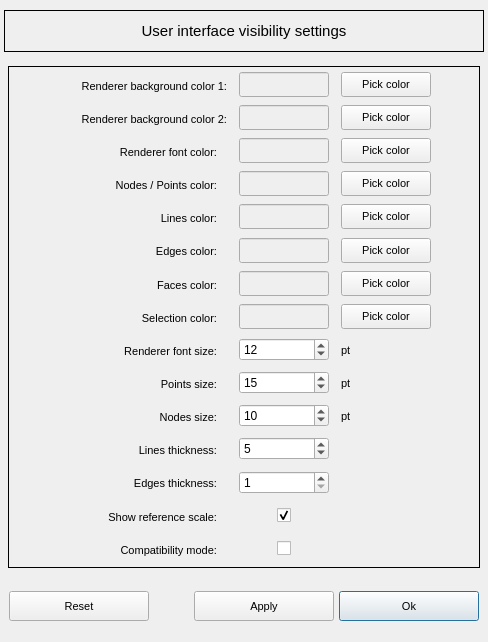
The window that vibra/interface/data/ui_files/project/render/renderer_user_preferences.ui (MOPT-UFSC/VIBRA) describes before a commit, drawn with Qt 5.
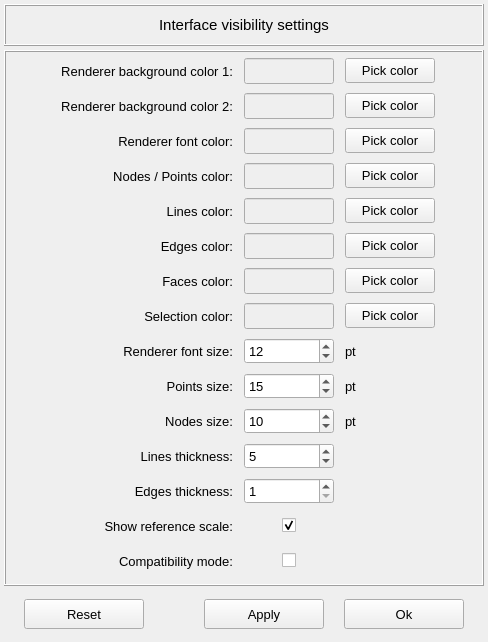
The same window after the commit.

Commit message: Adjustments in the interface visibility settings window

```diff
--- a/vibra/interface/data/ui_files/project/render/renderer_user_preferences.ui
+++ b/vibra/interface/data/ui_files/project/render/renderer_user_preferences.ui
@@ -29,254 +29,7 @@
    <property name="spacing">
     <number>4</number>
    </property>
-   <item row="0" column="0">
-    <widget class="QFrame" name="frame_title">
-     <property name="minimumSize">
-      <size>
-       <width>0</width>
-       <height>42</height>
-      </size>
-     </property>
-     <property name="maximumSize">
-      <size>
-       <width>600</width>
-       <height>42</height>
-      </size>
-     </property>
-     <property name="frameShape">
-      <enum>QFrame::NoFrame</enum>
-     </property>
-     <property name="lineWidth">
-      <number>1</number>
-     </property>
-     <layout class="QGridLayout" name="gridLayout_10">
-      <property name="leftMargin">
-       <number>0</number>
-      </property>
-      <property name="topMargin">
-       <number>0</number>
-      </property>
-      <property name="rightMargin">
-       <number>0</number>
-      </property>
-      <property name="bottomMargin">
-       <number>0</number>
-      </property>
-      <property name="spacing">
-       <number>0</number>
-      </property>
-      <item row="0" column="0">
-       <widget class="QLabel" name="label_title">
-        <property name="minimumSize">
-         <size>
-          <width>0</width>
-          <height>28</height>
-         </size>
-        </property>
-        <property name="maximumSize">
-         <size>
-          <width>16777215</width>
-          <height>16777215</height>
-         </size>
-        </property>
-        <property name="font">
-         <font>
-          <pointsize>11</pointsize>
-         </font>
-        </property>
-        <property name="frameShape">
-         <enum>QFrame::Box</enum>
-        </property>
-        <property name="text">
-         <string>User interface visibility settings</string>
-        </property>
-        <property name="textFormat">
-         <enum>Qt::PlainText</enum>
-        </property>
-        <property name="alignment">
-         <set>Qt::AlignCenter</set>
-        </property>
-       </widget>
-      </item>
-     </layout>
-    </widget>
-   </item>
-   <item row="5" column="0">
-    <widget class="QFrame" name="frame_buttons">
-     <property name="minimumSize">
-      <size>
-       <width>0</width>
-       <height>48</height>
-      </size>
-     </property>
-     <property name="maximumSize">
-      <size>
-       <width>16777215</width>
-       <height>48</height>
-      </size>
-     </property>
-     <property name="frameShape">
-      <enum>QFrame::NoFrame</enum>
-     </property>
-     <layout class="QGridLayout" name="gridLayout">
-      <property name="leftMargin">
-       <number>4</number>
-      </property>
-      <property name="topMargin">
-       <number>4</number>
-      </property>
-      <property name="rightMargin">
-       <number>4</number>
-      </property>
-      <property name="bottomMargin">
-       <number>4</number>
-      </property>
-      <property name="spacing">
-       <number>4</number>
-      </property>
-      <item row="0" column="2">
-       <widget class="QPushButton" name="pushButton_apply_settings">
-        <property name="sizePolicy">
-         <sizepolicy hsizetype="Preferred" vsizetype="Preferred">
-          <horstretch>0</horstretch>
-          <verstretch>0</verstretch>
-         </sizepolicy>
-        </property>
-        <property name="minimumSize">
-         <size>
-          <width>140</width>
-          <height>30</height>
-         </size>
-        </property>
-        <property name="maximumSize">
-         <size>
-          <width>140</width>
-          <height>30</height>
-         </size>
-        </property>
-        <property name="font">
-         <font>
-          <pointsize>8</pointsize>
-         </font>
-        </property>
-        <property name="text">
-         <string>Apply</string>
-        </property>
-       </widget>
-      </item>
-      <item row="0" column="3">
-       <widget class="QPushButton" name="pushButton_update_settings">
-        <property name="minimumSize">
-         <size>
-          <width>140</width>
-          <height>30</height>
-         </size>
-        </property>
-        <property name="maximumSize">
-         <size>
-          <width>140</width>
-          <height>30</height>
-         </size>
-        </property>
-        <property name="font">
-         <font>
-          <pointsize>8</pointsize>
-         </font>
-        </property>
-        <property name="styleSheet">
-         <string notr="true"/>
-        </property>
-        <property name="text">
-         <string>Ok</string>
-        </property>
-        <property name="autoDefault">
-         <bool>false</bool>
-        </property>
-        <property name="default">
-         <bool>true</bool>
-        </property>
-       </widget>
-      </item>
-      <item row="0" column="0">
-       <widget class="QPushButton" name="pushButton_reset_to_default">
-        <property name="minimumSize">
-         <size>
-          <width>140</width>
-          <height>30</height>
-         </size>
-        </property>
-        <property name="maximumSize">
-         <size>
-          <width>140</width>
-          <height>30</height>
-         </size>
-        </property>
-        <property name="font">
-         <font>
-          <pointsize>8</pointsize>
-         </font>
-        </property>
-        <property name="styleSheet">
-         <string notr="true"/>
-        </property>
-        <property name="text">
-         <string>Reset</string>
-        </property>
-        <property name="autoDefault">
-         <bool>false</bool>
-        </property>
-       </widget>
-      </item>
-      <item row="0" column="1">
-       <spacer name="horizontalSpacer_4">
-        <property name="orientation">
-         <enum>Qt::Vertical</enum>
-        </property>
-        <property name="sizeHint" stdset="0">
-         <size>
-          <width>40</width>
-          <height>20</height>
-         </size>
-        </property>
-       </spacer>
-      </item>
-     </layout>
-    </widget>
-   </item>
    <item row="1" column="0">
-    <widget class="QFrame" name="frame">
-     <property name="minimumSize">
-      <size>
-       <width>0</width>
-       <height>0</height>
-      </size>
-     </property>
-     <property name="maximumSize">
-      <size>
-       <width>600</width>
-       <height>510</height>
-      </size>
-     </property>
-     <property name="frameShape">
-      <enum>QFrame::NoFrame</enum>
-     </property>
-     <layout class="QGridLayout" name="gridLayout_3">
-      <property name="leftMargin">
-       <number>4</number>
-      </property>
-      <property name="topMargin">
-       <number>4</number>
-      </property>
-      <property name="rightMargin">
-       <number>4</number>
-      </property>
-      <property name="bottomMargin">
-       <number>4</number>
-      </property>
-      <property name="spacing">
-       <number>4</number>
-      </property>
-      <item row="0" column="0">
        <widget class="QFrame" name="frame_background_color_2">
         <property name="minimumSize">
          <size>
@@ -293,6 +46,9 @@
         <property name="frameShape">
          <enum>QFrame::Box</enum>
         </property>
+     <property name="frameShadow">
+      <enum>QFrame::Raised</enum>
+     </property>
         <layout class="QGridLayout" name="gridLayout_20">
          <property name="leftMargin">
           <number>4</number>
@@ -320,13 +76,13 @@
            <property name="minimumSize">
             <size>
              <width>90</width>
-             <height>25</height>
+          <height>26</height>
             </size>
            </property>
            <property name="maximumSize">
             <size>
              <width>90</width>
-             <height>25</height>
+          <height>26</height>
             </size>
            </property>
            <property name="font">
@@ -351,9 +107,14 @@
            <property name="minimumSize">
             <size>
              <width>90</width>
-             <height>22</height>
-            </size>
-           </property>
+          <height>26</height>
+         </size>
+        </property>
+        <property name="font">
+         <font>
+          <pointsize>10</pointsize>
+         </font>
+        </property>
            <property name="minimum">
             <number>1</number>
            </property>
@@ -366,19 +127,19 @@
           <widget class="QLabel" name="label_12">
            <property name="minimumSize">
             <size>
-             <width>160</width>
+          <width>180</width>
              <height>30</height>
             </size>
            </property>
            <property name="maximumSize">
             <size>
-             <width>160</width>
+          <width>180</width>
              <height>32</height>
             </size>
            </property>
            <property name="font">
             <font>
-             <pointsize>8</pointsize>
+          <pointsize>10</pointsize>
             </font>
            </property>
            <property name="frameShape">
@@ -396,19 +157,19 @@
           <widget class="QLabel" name="label_8">
            <property name="minimumSize">
             <size>
-             <width>160</width>
+          <width>180</width>
              <height>30</height>
             </size>
            </property>
            <property name="maximumSize">
             <size>
-             <width>160</width>
+          <width>180</width>
              <height>32</height>
             </size>
            </property>
            <property name="font">
             <font>
-             <pointsize>8</pointsize>
+          <pointsize>10</pointsize>
             </font>
            </property>
            <property name="frameShape">
@@ -426,19 +187,19 @@
           <widget class="QLabel" name="label_10">
            <property name="minimumSize">
             <size>
-             <width>170</width>
+          <width>180</width>
              <height>30</height>
             </size>
            </property>
            <property name="maximumSize">
             <size>
-             <width>170</width>
+          <width>180</width>
              <height>32</height>
             </size>
            </property>
            <property name="font">
             <font>
-             <pointsize>8</pointsize>
+          <pointsize>10</pointsize>
             </font>
            </property>
            <property name="frameShape">
@@ -460,13 +221,13 @@
            <property name="minimumSize">
             <size>
              <width>90</width>
-             <height>25</height>
+          <height>26</height>
             </size>
            </property>
            <property name="maximumSize">
             <size>
              <width>90</width>
-             <height>25</height>
+          <height>26</height>
             </size>
            </property>
            <property name="font">
@@ -502,12 +263,15 @@
            </property>
            <property name="font">
             <font>
-             <pointsize>8</pointsize>
+          <pointsize>10</pointsize>
             </font>
            </property>
            <property name="text">
             <string>Pick color</string>
            </property>
+        <property name="autoDefault">
+         <bool>false</bool>
+        </property>
           </widget>
          </item>
          <item row="9" column="3">
@@ -527,7 +291,7 @@
            <property name="font">
             <font>
              <family>Arial</family>
-             <pointsize>8</pointsize>
+          <pointsize>10</pointsize>
             </font>
            </property>
            <property name="styleSheet">
@@ -536,25 +300,28 @@
            <property name="text">
             <string>Pick color</string>
            </property>
+        <property name="autoDefault">
+         <bool>false</bool>
+        </property>
           </widget>
          </item>
          <item row="5" column="1">
           <widget class="QLabel" name="label_6">
            <property name="minimumSize">
             <size>
-             <width>160</width>
+          <width>180</width>
              <height>30</height>
             </size>
            </property>
            <property name="maximumSize">
             <size>
-             <width>160</width>
+          <width>180</width>
              <height>32</height>
             </size>
            </property>
            <property name="font">
             <font>
-             <pointsize>8</pointsize>
+          <pointsize>10</pointsize>
             </font>
            </property>
            <property name="frameShape">
@@ -576,13 +343,13 @@
            <property name="minimumSize">
             <size>
              <width>90</width>
-             <height>25</height>
+          <height>26</height>
             </size>
            </property>
            <property name="maximumSize">
             <size>
              <width>90</width>
-             <height>25</height>
+          <height>26</height>
             </size>
            </property>
            <property name="font">
@@ -603,19 +370,19 @@
           <widget class="QLabel" name="label">
            <property name="minimumSize">
             <size>
-             <width>170</width>
+          <width>180</width>
              <height>30</height>
             </size>
            </property>
            <property name="maximumSize">
             <size>
-             <width>170</width>
+          <width>180</width>
              <height>32</height>
             </size>
            </property>
            <property name="font">
             <font>
-             <pointsize>8</pointsize>
+          <pointsize>10</pointsize>
             </font>
            </property>
            <property name="text">
@@ -637,13 +404,13 @@
            <property name="minimumSize">
             <size>
              <width>90</width>
-             <height>25</height>
+          <height>26</height>
             </size>
            </property>
            <property name="maximumSize">
             <size>
              <width>90</width>
-             <height>25</height>
+          <height>26</height>
             </size>
            </property>
            <property name="font">
@@ -671,13 +438,13 @@
            <property name="minimumSize">
             <size>
              <width>90</width>
-             <height>25</height>
+          <height>26</height>
             </size>
            </property>
            <property name="maximumSize">
             <size>
              <width>90</width>
-             <height>25</height>
+          <height>26</height>
             </size>
            </property>
            <property name="font">
@@ -696,13 +463,13 @@
            <property name="minimumSize">
             <size>
              <width>90</width>
-             <height>25</height>
+          <height>26</height>
             </size>
            </property>
            <property name="maximumSize">
             <size>
              <width>90</width>
-             <height>25</height>
+          <height>26</height>
             </size>
            </property>
            <property name="font">
@@ -726,19 +493,19 @@
           <widget class="QLabel" name="label_7">
            <property name="minimumSize">
             <size>
-             <width>160</width>
+          <width>180</width>
              <height>30</height>
             </size>
            </property>
            <property name="maximumSize">
             <size>
-             <width>160</width>
+          <width>180</width>
              <height>32</height>
             </size>
            </property>
            <property name="font">
             <font>
-             <pointsize>8</pointsize>
+          <pointsize>10</pointsize>
             </font>
            </property>
            <property name="frameShape">
@@ -756,19 +523,19 @@
           <widget class="QLabel" name="label_17">
            <property name="minimumSize">
             <size>
-             <width>160</width>
+          <width>180</width>
              <height>30</height>
             </size>
            </property>
            <property name="maximumSize">
             <size>
-             <width>160</width>
+          <width>180</width>
              <height>32</height>
             </size>
            </property>
            <property name="font">
             <font>
-             <pointsize>8</pointsize>
+          <pointsize>10</pointsize>
             </font>
            </property>
            <property name="frameShape">
@@ -786,19 +553,19 @@
           <widget class="QLabel" name="label_20">
            <property name="minimumSize">
             <size>
-             <width>160</width>
+          <width>180</width>
              <height>30</height>
             </size>
            </property>
            <property name="maximumSize">
             <size>
-             <width>160</width>
+          <width>180</width>
              <height>32</height>
             </size>
            </property>
            <property name="font">
             <font>
-             <pointsize>8</pointsize>
+          <pointsize>10</pointsize>
             </font>
            </property>
            <property name="frameShape">
@@ -828,7 +595,7 @@
            </property>
            <property name="font">
             <font>
-             <pointsize>8</pointsize>
+          <pointsize>10</pointsize>
             </font>
            </property>
            <property name="styleSheet">
@@ -837,6 +604,9 @@
            <property name="text">
             <string>Pick color</string>
            </property>
+        <property name="autoDefault">
+         <bool>false</bool>
+        </property>
           </widget>
          </item>
          <item row="4" column="3">
@@ -855,7 +625,7 @@
            </property>
            <property name="font">
             <font>
-             <pointsize>8</pointsize>
+          <pointsize>10</pointsize>
             </font>
            </property>
            <property name="styleSheet">
@@ -864,6 +634,9 @@
            <property name="text">
             <string>Pick color</string>
            </property>
+        <property name="autoDefault">
+         <bool>false</bool>
+        </property>
           </widget>
          </item>
          <item row="1" column="3">
@@ -882,7 +655,7 @@
            </property>
            <property name="font">
             <font>
-             <pointsize>8</pointsize>
+          <pointsize>10</pointsize>
             </font>
            </property>
            <property name="styleSheet">
@@ -891,6 +664,9 @@
            <property name="text">
             <string>Pick color</string>
            </property>
+        <property name="autoDefault">
+         <bool>false</bool>
+        </property>
           </widget>
          </item>
          <item row="8" column="3">
@@ -910,7 +686,7 @@
            <property name="font">
             <font>
              <family>Arial</family>
-             <pointsize>8</pointsize>
+          <pointsize>10</pointsize>
             </font>
            </property>
            <property name="styleSheet">
@@ -919,25 +695,28 @@
            <property name="text">
             <string>Pick color</string>
            </property>
+        <property name="autoDefault">
+         <bool>false</bool>
+        </property>
           </widget>
          </item>
          <item row="13" column="1">
           <widget class="QLabel" name="label_19">
            <property name="minimumSize">
             <size>
-             <width>160</width>
+          <width>180</width>
              <height>30</height>
             </size>
            </property>
            <property name="maximumSize">
             <size>
-             <width>160</width>
+          <width>180</width>
              <height>32</height>
             </size>
            </property>
            <property name="font">
             <font>
-             <pointsize>8</pointsize>
+          <pointsize>10</pointsize>
             </font>
            </property>
            <property name="frameShape">
@@ -956,9 +735,14 @@
            <property name="minimumSize">
             <size>
              <width>90</width>
-             <height>22</height>
-            </size>
-           </property>
+          <height>26</height>
+         </size>
+        </property>
+        <property name="font">
+         <font>
+          <pointsize>10</pointsize>
+         </font>
+        </property>
            <property name="minimum">
             <number>1</number>
            </property>
@@ -971,19 +755,19 @@
           <widget class="QLabel" name="label_21">
            <property name="minimumSize">
             <size>
-             <width>160</width>
+          <width>180</width>
              <height>30</height>
             </size>
            </property>
            <property name="maximumSize">
             <size>
-             <width>160</width>
+          <width>180</width>
              <height>30</height>
             </size>
            </property>
            <property name="font">
             <font>
-             <pointsize>8</pointsize>
+          <pointsize>10</pointsize>
             </font>
            </property>
            <property name="frameShape">
@@ -1013,7 +797,7 @@
            </property>
            <property name="font">
             <font>
-             <pointsize>8</pointsize>
+          <pointsize>10</pointsize>
             </font>
            </property>
            <property name="styleSheet">
@@ -1022,13 +806,16 @@
            <property name="text">
             <string>Pick color</string>
            </property>
+        <property name="autoDefault">
+         <bool>false</bool>
+        </property>
           </widget>
          </item>
          <item row="10" column="3">
           <widget class="QLabel" name="label_3">
            <property name="font">
             <font>
-             <pointsize>8</pointsize>
+          <pointsize>10</pointsize>
             </font>
            </property>
            <property name="text">
@@ -1044,13 +831,13 @@
            <property name="minimumSize">
             <size>
              <width>90</width>
-             <height>25</height>
+          <height>26</height>
             </size>
            </property>
            <property name="maximumSize">
             <size>
              <width>90</width>
-             <height>25</height>
+          <height>26</height>
             </size>
            </property>
            <property name="font">
@@ -1088,9 +875,14 @@
            <property name="minimumSize">
             <size>
              <width>90</width>
-             <height>22</height>
-            </size>
-           </property>
+          <height>26</height>
+         </size>
+        </property>
+        <property name="font">
+         <font>
+          <pointsize>10</pointsize>
+         </font>
+        </property>
            <property name="minimum">
             <number>1</number>
            </property>
@@ -1103,19 +895,19 @@
           <widget class="QLabel" name="label_2">
            <property name="minimumSize">
             <size>
-             <width>160</width>
+          <width>180</width>
              <height>30</height>
             </size>
            </property>
            <property name="maximumSize">
             <size>
-             <width>160</width>
+          <width>180</width>
              <height>32</height>
             </size>
            </property>
            <property name="font">
             <font>
-             <pointsize>8</pointsize>
+          <pointsize>10</pointsize>
             </font>
            </property>
            <property name="layoutDirection">
@@ -1134,9 +926,14 @@
            <property name="minimumSize">
             <size>
              <width>90</width>
-             <height>22</height>
-            </size>
-           </property>
+          <height>26</height>
+         </size>
+        </property>
+        <property name="font">
+         <font>
+          <pointsize>10</pointsize>
+         </font>
+        </property>
            <property name="minimum">
             <number>1</number>
            </property>
@@ -1177,7 +974,7 @@
            </property>
            <property name="font">
             <font>
-             <pointsize>8</pointsize>
+          <pointsize>10</pointsize>
             </font>
            </property>
            <property name="styleSheet">
@@ -1186,6 +983,9 @@
            <property name="text">
             <string>Pick color</string>
            </property>
+        <property name="autoDefault">
+         <bool>false</bool>
+        </property>
           </widget>
          </item>
          <item row="14" column="2">
@@ -1193,9 +993,14 @@
            <property name="minimumSize">
             <size>
              <width>90</width>
-             <height>22</height>
-            </size>
-           </property>
+          <height>26</height>
+         </size>
+        </property>
+        <property name="font">
+         <font>
+          <pointsize>10</pointsize>
+         </font>
+        </property>
            <property name="minimum">
             <number>1</number>
            </property>
@@ -1212,13 +1017,13 @@
            <property name="minimumSize">
             <size>
              <width>90</width>
-             <height>25</height>
+          <height>26</height>
             </size>
            </property>
            <property name="maximumSize">
             <size>
              <width>90</width>
-             <height>25</height>
+          <height>26</height>
             </size>
            </property>
            <property name="font">
@@ -1242,7 +1047,7 @@
           <widget class="QLabel" name="label_5">
            <property name="font">
             <font>
-             <pointsize>8</pointsize>
+          <pointsize>10</pointsize>
             </font>
            </property>
            <property name="text">
@@ -1254,19 +1059,19 @@
           <widget class="QLabel" name="label_9">
            <property name="minimumSize">
             <size>
-             <width>160</width>
+          <width>180</width>
              <height>30</height>
             </size>
            </property>
            <property name="maximumSize">
             <size>
-             <width>160</width>
+          <width>180</width>
              <height>32</height>
             </size>
            </property>
            <property name="font">
             <font>
-             <pointsize>8</pointsize>
+          <pointsize>10</pointsize>
             </font>
            </property>
            <property name="frameShape">
@@ -1284,7 +1089,7 @@
           <widget class="QLabel" name="label_22">
            <property name="font">
             <font>
-             <pointsize>8</pointsize>
+          <pointsize>10</pointsize>
             </font>
            </property>
            <property name="text">
@@ -1309,19 +1114,19 @@
           <widget class="QLabel" name="label_18">
            <property name="minimumSize">
             <size>
-             <width>160</width>
+          <width>180</width>
              <height>30</height>
             </size>
            </property>
            <property name="maximumSize">
             <size>
-             <width>160</width>
+          <width>180</width>
              <height>32</height>
             </size>
            </property>
            <property name="font">
             <font>
-             <pointsize>8</pointsize>
+          <pointsize>10</pointsize>
             </font>
            </property>
            <property name="frameShape">
@@ -1368,19 +1173,19 @@
           <widget class="QLabel" name="label_11">
            <property name="minimumSize">
             <size>
-             <width>160</width>
+          <width>180</width>
              <height>30</height>
             </size>
            </property>
            <property name="maximumSize">
             <size>
-             <width>160</width>
+          <width>180</width>
              <height>32</height>
             </size>
            </property>
            <property name="font">
             <font>
-             <pointsize>8</pointsize>
+          <pointsize>10</pointsize>
             </font>
            </property>
            <property name="frameShape">
@@ -1398,19 +1203,19 @@
           <widget class="QLabel" name="label_23">
            <property name="minimumSize">
             <size>
-             <width>160</width>
+          <width>180</width>
              <height>30</height>
             </size>
            </property>
            <property name="maximumSize">
             <size>
-             <width>160</width>
+          <width>180</width>
              <height>32</height>
             </size>
            </property>
            <property name="font">
             <font>
-             <pointsize>8</pointsize>
+          <pointsize>10</pointsize>
             </font>
            </property>
            <property name="toolTip">
@@ -1429,6 +1234,223 @@
          </item>
         </layout>
        </widget>
+   </item>
+   <item row="0" column="0">
+    <widget class="QFrame" name="frame_title">
+     <property name="minimumSize">
+      <size>
+       <width>0</width>
+       <height>42</height>
+      </size>
+     </property>
+     <property name="maximumSize">
+      <size>
+       <width>600</width>
+       <height>42</height>
+      </size>
+     </property>
+     <property name="frameShape">
+      <enum>QFrame::NoFrame</enum>
+     </property>
+     <property name="lineWidth">
+      <number>1</number>
+     </property>
+     <layout class="QGridLayout" name="gridLayout_10">
+      <property name="leftMargin">
+       <number>0</number>
+      </property>
+      <property name="topMargin">
+       <number>0</number>
+      </property>
+      <property name="rightMargin">
+       <number>0</number>
+      </property>
+      <property name="bottomMargin">
+       <number>0</number>
+      </property>
+      <property name="spacing">
+       <number>0</number>
+      </property>
+      <item row="0" column="0">
+       <widget class="QLabel" name="label_title">
+        <property name="minimumSize">
+         <size>
+          <width>0</width>
+          <height>28</height>
+         </size>
+        </property>
+        <property name="maximumSize">
+         <size>
+          <width>16777215</width>
+          <height>16777215</height>
+         </size>
+        </property>
+        <property name="font">
+         <font>
+          <pointsize>11</pointsize>
+         </font>
+        </property>
+        <property name="frameShape">
+         <enum>QFrame::Box</enum>
+        </property>
+        <property name="frameShadow">
+         <enum>QFrame::Raised</enum>
+        </property>
+        <property name="text">
+         <string>Interface visibility settings</string>
+        </property>
+        <property name="textFormat">
+         <enum>Qt::PlainText</enum>
+        </property>
+        <property name="alignment">
+         <set>Qt::AlignCenter</set>
+        </property>
+       </widget>
+      </item>
+     </layout>
+    </widget>
+   </item>
+   <item row="5" column="0">
+    <widget class="QFrame" name="frame_buttons">
+     <property name="minimumSize">
+      <size>
+       <width>0</width>
+       <height>48</height>
+      </size>
+     </property>
+     <property name="maximumSize">
+      <size>
+       <width>16777215</width>
+       <height>48</height>
+      </size>
+     </property>
+     <property name="frameShape">
+      <enum>QFrame::NoFrame</enum>
+     </property>
+     <layout class="QGridLayout" name="gridLayout">
+      <property name="leftMargin">
+       <number>4</number>
+      </property>
+      <property name="topMargin">
+       <number>4</number>
+      </property>
+      <property name="rightMargin">
+       <number>4</number>
+      </property>
+      <property name="bottomMargin">
+       <number>4</number>
+      </property>
+      <property name="spacing">
+       <number>4</number>
+      </property>
+      <item row="0" column="2">
+       <widget class="QPushButton" name="pushButton_apply_settings">
+        <property name="sizePolicy">
+         <sizepolicy hsizetype="Preferred" vsizetype="Preferred">
+          <horstretch>0</horstretch>
+          <verstretch>0</verstretch>
+         </sizepolicy>
+        </property>
+        <property name="minimumSize">
+         <size>
+          <width>120</width>
+          <height>30</height>
+         </size>
+        </property>
+        <property name="maximumSize">
+         <size>
+          <width>120</width>
+          <height>30</height>
+         </size>
+        </property>
+        <property name="font">
+         <font>
+          <pointsize>10</pointsize>
+         </font>
+        </property>
+        <property name="text">
+         <string>Apply</string>
+        </property>
+        <property name="autoDefault">
+         <bool>false</bool>
+        </property>
+       </widget>
+      </item>
+      <item row="0" column="3">
+       <widget class="QPushButton" name="pushButton_update_settings">
+        <property name="minimumSize">
+         <size>
+          <width>120</width>
+          <height>30</height>
+         </size>
+        </property>
+        <property name="maximumSize">
+         <size>
+          <width>120</width>
+          <height>30</height>
+         </size>
+        </property>
+        <property name="font">
+         <font>
+          <pointsize>10</pointsize>
+         </font>
+        </property>
+        <property name="styleSheet">
+         <string notr="true"/>
+        </property>
+        <property name="text">
+         <string>Ok</string>
+        </property>
+        <property name="autoDefault">
+         <bool>false</bool>
+        </property>
+        <property name="default">
+         <bool>false</bool>
+        </property>
+       </widget>
+      </item>
+      <item row="0" column="0">
+       <widget class="QPushButton" name="pushButton_reset_to_default">
+        <property name="minimumSize">
+         <size>
+          <width>120</width>
+          <height>30</height>
+         </size>
+        </property>
+        <property name="maximumSize">
+         <size>
+          <width>120</width>
+          <height>30</height>
+         </size>
+        </property>
+        <property name="font">
+         <font>
+          <pointsize>10</pointsize>
+         </font>
+        </property>
+        <property name="styleSheet">
+         <string notr="true"/>
+        </property>
+        <property name="text">
+         <string>Reset</string>
+        </property>
+        <property name="autoDefault">
+         <bool>false</bool>
+        </property>
+       </widget>
+      </item>
+      <item row="0" column="1">
+       <spacer name="horizontalSpacer_4">
+        <property name="orientation">
+         <enum>Qt::Vertical</enum>
+        </property>
+        <property name="sizeHint" stdset="0">
+         <size>
+          <width>40</width>
+          <height>20</height>
+         </size>
+        </property>
+       </spacer>
       </item>
      </layout>
     </widget>
```
Lines whose indentation alone changed are shown as unchanged. The commit also changes 1 other file.
